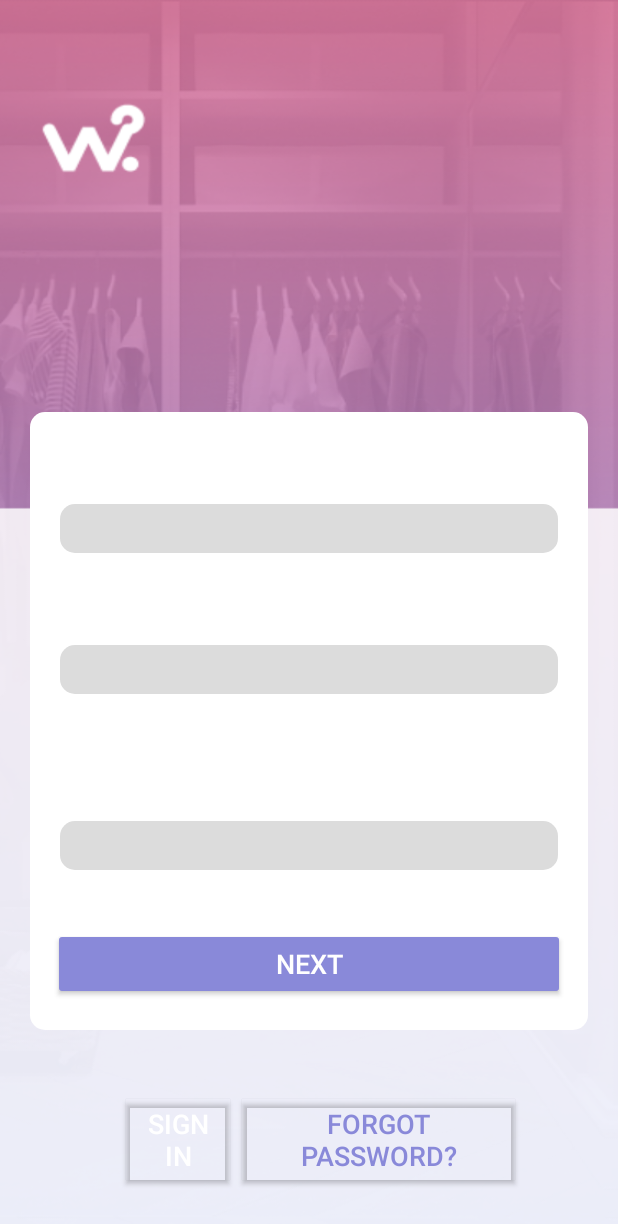
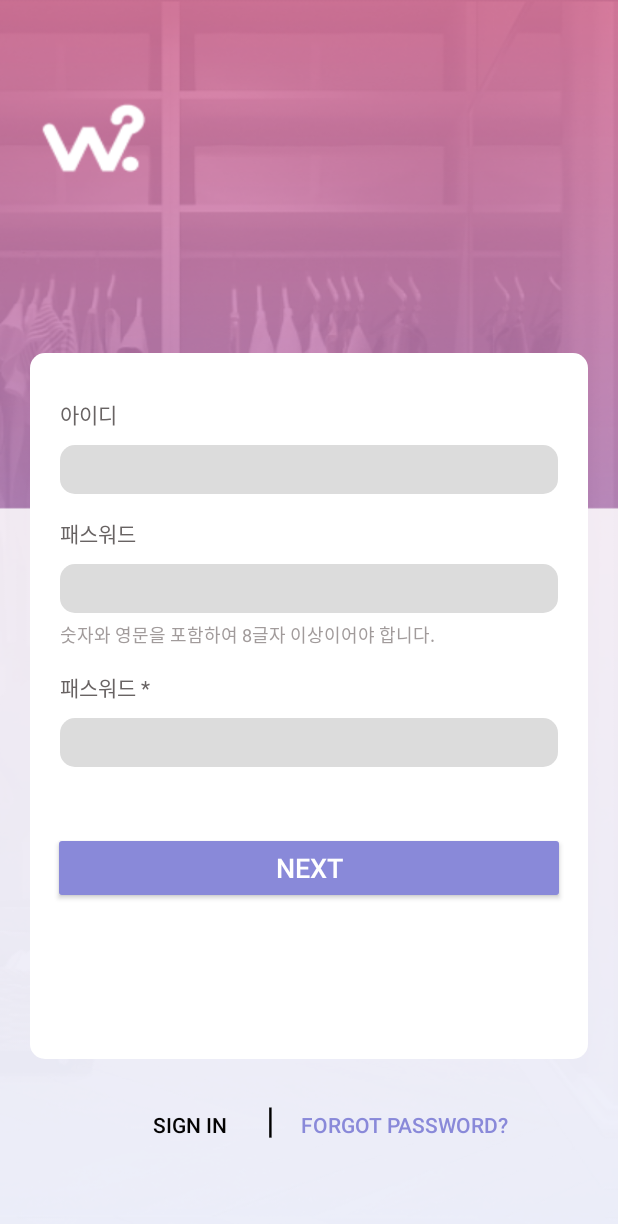
Before and after one commit to twinklesu/5G, an Android app: the JoinActivity1 screen opened directly, with no data from a screen before it, on a phone screen of 412 x 824 dp. Shown: the top 1224 px of the screen. Run offline under Robolectric (Android 15) with nearby library versions, the phone set to English and light mode, and no system bars; network calls fail.

Commit message:
login & join xml design

```diff
--- a/app/src/main/res/layout/activity_join1.xml
+++ b/app/src/main/res/layout/activity_join1.xml
@@ -19,7 +19,7 @@
         android:layout_height="0dp"
         android:layout_marginLeft="20dp"
         android:layout_marginRight="20dp"
-        android:layout_weight="3"
+        android:layout_weight="4"
         android:background="@drawable/rounded_box"
         android:orientation="vertical">
 
@@ -29,7 +29,8 @@
             android:layout_height="wrap_content"
             android:layout_marginLeft="20dp"
             android:layout_marginTop="30dp"
-            android:text="아이디" />
+            android:text="아이디"
+            android:textColor="#686363" />
 
         <EditText
             android:id="@+id/edtId"
@@ -48,8 +49,9 @@
             android:layout_width="match_parent"
             android:layout_height="wrap_content"
             android:layout_marginLeft="20dp"
-            android:layout_marginTop="30dp"
-            android:text="패스워드" />
+            android:layout_marginTop="15dp"
+            android:text="패스워드"
+            android:textColor="#686363" />
 
         <EditText
             android:id="@+id/edtPw"
@@ -70,6 +72,7 @@
             android:layout_marginLeft="20dp"
             android:layout_marginTop="5dp"
             android:text="숫자와 영문을 포함하여 8글자 이상이어야 합니다."
+            android:textColor="#D58F8787"
             android:textSize="12sp" />
 
         <TextView
@@ -77,8 +80,9 @@
             android:layout_width="match_parent"
             android:layout_height="wrap_content"
             android:layout_marginLeft="20dp"
-            android:layout_marginTop="30dp"
-            android:text="패스워드 *" />
+            android:layout_marginTop="15dp"
+            android:text="패스워드 *"
+            android:textColor="#686363" />
 
         <EditText
             android:id="@+id/edtPwChk"
@@ -109,7 +113,7 @@
             android:layout_height="wrap_content"
             android:layout_gravity="center"
             android:layout_marginLeft="15dp"
-            android:layout_marginTop="15dp"
+            android:layout_marginTop="20dp"
             android:layout_marginRight="15dp"
             android:backgroundTint="#8989d9"
             android:gravity="center"
@@ -130,18 +134,22 @@
             android:layout_width="wrap_content"
             android:layout_height="wrap_content"
             android:layout_marginLeft="80dp"
-            android:layout_marginTop="40dp"
+            android:layout_marginTop="20dp"
             android:layout_weight="1"
+            android:background="#00FFFFFF"
             android:backgroundTint="#00FFFFFF"
             android:gravity="center"
+            android:shadowColor="#FFFCFC"
             android:text="Sign in"
-            android:textSize="18sp" />
+            android:textColor="#040303"
+            android:textSize="14sp" />
 
         <TextView
             android:id="@+id/textView16"
             android:layout_width="wrap_content"
             android:layout_height="wrap_content"
-            android:layout_marginTop="40dp"
+            android:layout_marginTop="20dp"
+            android:layout_marginRight="10dp"
             android:layout_weight="1"
             android:gravity="center"
             android:text="|"
@@ -152,14 +160,15 @@
             android:id="@+id/btnForgotPw"
             android:layout_width="wrap_content"
             android:layout_height="wrap_content"
-            android:layout_marginTop="40dp"
+            android:layout_marginTop="20dp"
             android:layout_marginRight="70dp"
             android:layout_weight="1"
+            android:background="#00FFFFFF"
             android:backgroundTint="#00FFFFFF"
             android:gravity="center"
             android:text="Forgot Password?"
             android:textColor="#8989d9"
-            android:textSize="18sp" />
+            android:textSize="14sp" />
 
     </LinearLayout>
 </LinearLayout>
--- a/app/src/main/res/layout/activity_login.xml
+++ b/app/src/main/res/layout/activity_login.xml
@@ -95,6 +95,7 @@
                     android:layout_width="wrap_content"
                     android:layout_height="wrap_content"
                     android:layout_marginLeft="30dp"
+                    android:backgroundTint="#9A9494"
                     android:checked="true"
                     android:text="Remember Me"
                     android:textColor="@color/design_default_color_on_secondary"
@@ -196,8 +197,7 @@
             android:id="@+id/textView11"
             android:layout_width="wrap_content"
             android:layout_height="wrap_content"
-            android:layout_marginLeft="80dp"
-            android:layout_marginTop="10dp"
+            android:layout_marginLeft="70dp"
             android:text="Don't have an account?"
             android:textColor="#121212"
             android:textSize="18sp" />
@@ -207,7 +207,6 @@
             android:layout_width="wrap_content"
             android:layout_height="wrap_content"
             android:layout_marginLeft="10dp"
-            android:layout_marginTop="10dp"
             android:layout_marginRight="50dp"
             android:background="#00FFFFFF"
             android:backgroundTint="#00FFFFFF"
```
Also changed, not shown: app/src/main/res/layout/activity_join2.xml (+20 -11 lines).
